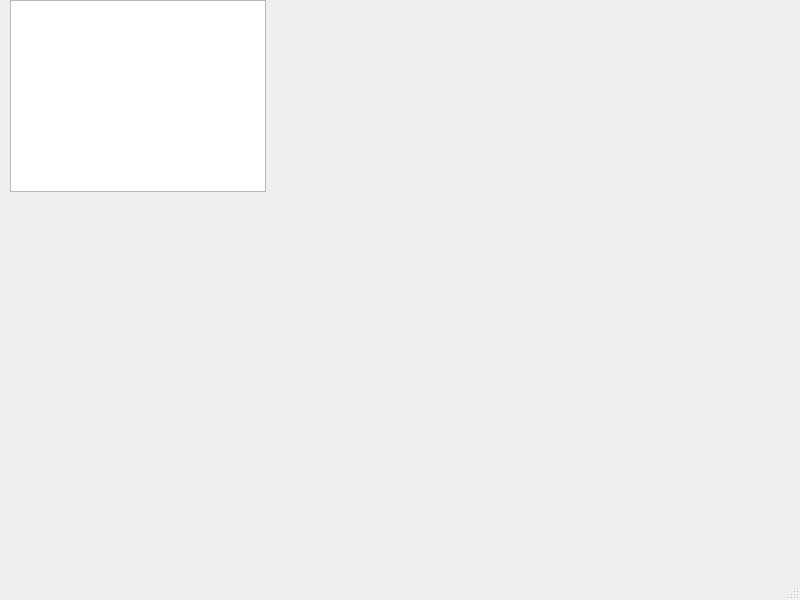
Above: mainwindow.ui from angelespid/proyecto_final before the change. Below: the same form after it.
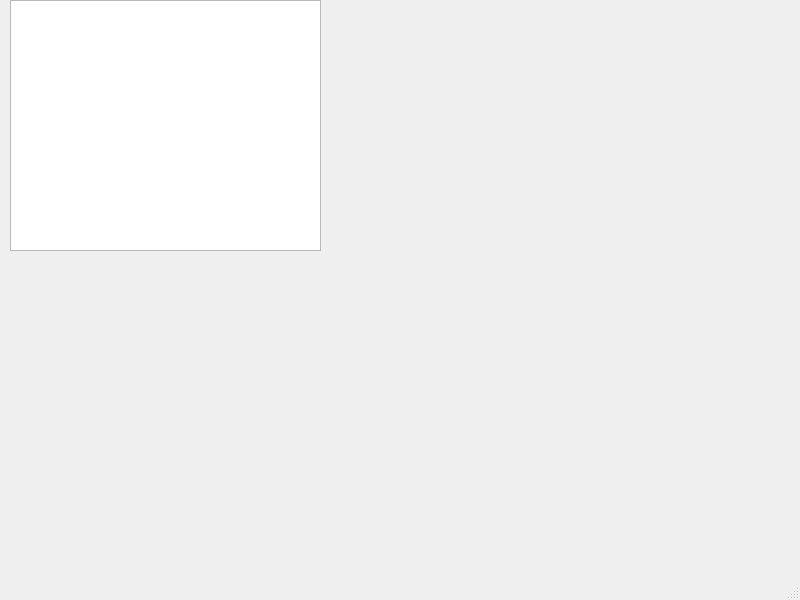
That is the form after the change.

What changed in the file:
```diff
--- a/mainwindow.ui
+++ b/mainwindow.ui
@@ -19,8 +19,8 @@
      <rect>
       <x>10</x>
       <y>0</y>
-      <width>256</width>
-      <height>192</height>
+      <width>311</width>
+      <height>251</height>
      </rect>
     </property>
    </widget>
```
